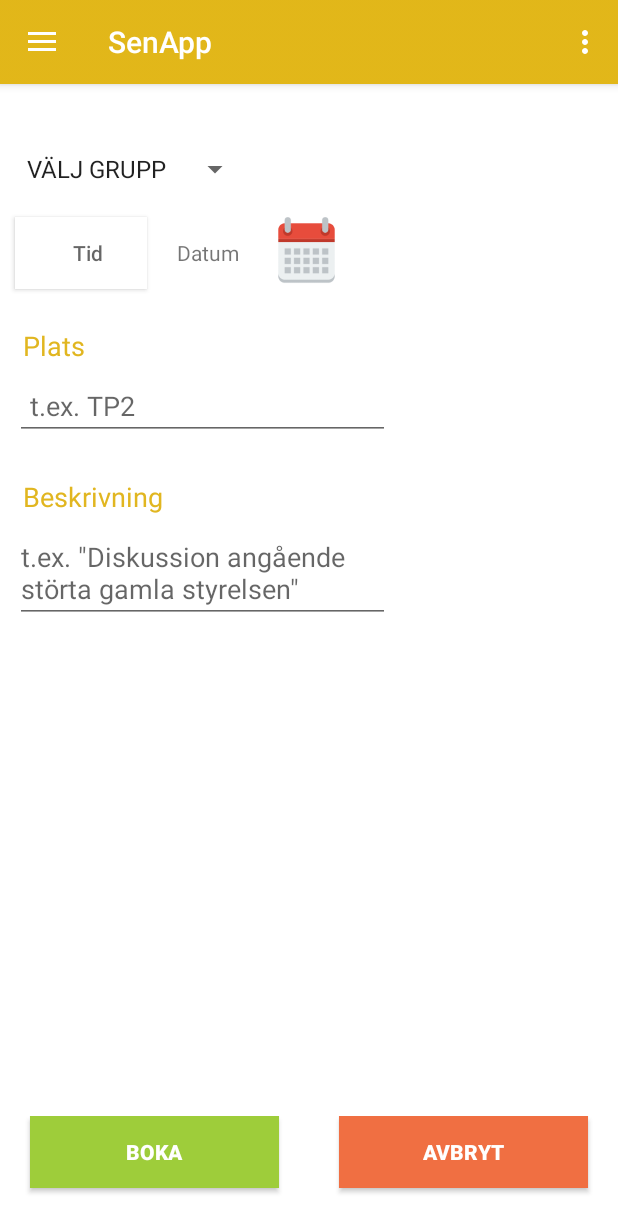
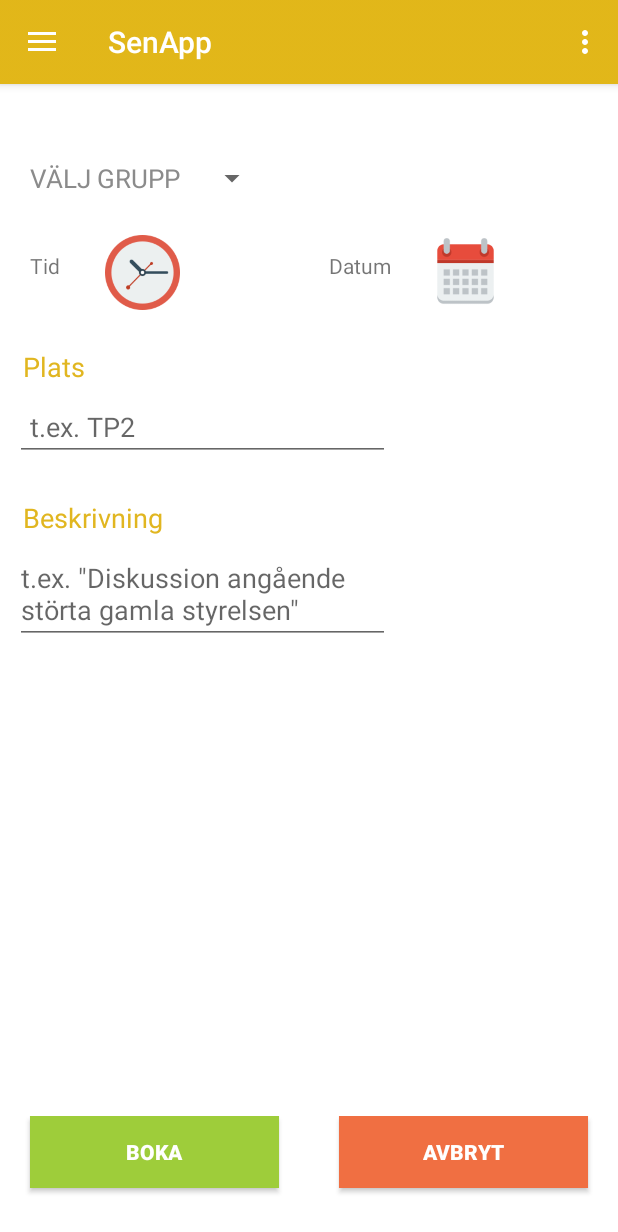
Before and after one commit to ettlitetlov/Drawer.senApp, an Android app: the fragment BookAMeeting placed in its activity, on a phone screen of 412 x 824 dp. Shown: the top 1232 px of the screen. Run offline under Robolectric (Android 15) with nearby library versions, the phone set to English and light mode, and no system bars.

Commit message:
spinner, tid/kalender design fixad

```diff
--- a/app/src/main/java/com/example/axel/drawer/BookAMeeting.java
+++ b/app/src/main/java/com/example/axel/drawer/BookAMeeting.java
@@ -10,7 +10,9 @@
 import android.view.LayoutInflater;
 import android.view.View;
 import android.view.ViewGroup;
+import android.widget.ArrayAdapter;
 import android.widget.Button;
+import android.widget.Spinner;
 import android.widget.TextView;
 import android.widget.TimePicker;
 import android.widget.Toast;
@@ -78,6 +80,12 @@
             }
         });
 
+        Spinner spinner = (Spinner) view.findViewById(R.id.chooseGroup);
+        ArrayAdapter<CharSequence> spinneradapter = ArrayAdapter.createFromResource(
+                getActivity(), R.array.group_array, R.layout.custom_spinner_item);
+        spinneradapter.setDropDownViewResource(R.layout.custom_spinner_item);
+        spinner.setAdapter(spinneradapter);
+
         return view;
     }
 
--- a/app/src/main/java/com/example/axel/drawer/TimePickerFragment.java
+++ b/app/src/main/java/com/example/axel/drawer/TimePickerFragment.java
@@ -5,7 +5,6 @@
 import android.app.TimePickerDialog;
 import android.os.Bundle;
 import android.support.v4.app.DialogFragment;
-import android.text.format.DateFormat;
 import android.widget.TextView;
 import android.widget.TimePicker;
 
@@ -29,7 +28,17 @@
     public void onTimeSet(TimePicker view, int hourOfDay, int minute) {
         // Do something with the time chosen by the user
         TextView tv1=(TextView) getActivity().findViewById(R.id.add_time);
-        tv1.setText(view.getCurrentHour()+":"+view.getCurrentMinute());
+        String hour = String.format("%d",hourOfDay);
+        String min = String.format("%d",minute);
+        if(hourOfDay < 10) {
+            hour = "0" + hour;
+        }
+        if(minute < 10) {
+            min = "0" + min;
+        }
+
+        tv1.setText(hour+":"+min);
+        //tv1.setText(view.getCurrentHour()+":"+view.getCurrentMinute());
 
     }
 }
--- /dev/null
+++ b/app/src/main/res/layout/custom_spinner_item.xml
@@ -0,0 +1,12 @@
+<?xml version="1.0" encoding="utf-8"?>
+<TextView xmlns:android="http://schemas.android.com/apk/res/android"
+    android:id="@+id/spinnerTarget"
+    android:layout_width="fill_parent"
+    android:layout_height="wrap_content"
+    android:textColor="#8b8b8b"
+    android:textSize="17sp"
+    android:paddingTop="6sp"
+    android:paddingBottom="6sp"
+    android:paddingRight="10sp"
+    android:paddingLeft="10sp"
+    />
--- a/app/src/main/res/layout/fragment_book_ameeting.xml
+++ b/app/src/main/res/layout/fragment_book_ameeting.xml
@@ -67,7 +67,7 @@
              android:text="Plats"
              android:textColor="#e1b620"
              android:id="@+id/place"
-             android:layout_below="@+id/add_time"
+             android:layout_below="@+id/add_time_image"
              android:layout_alignParentStart="true"
              android:layout_marginTop="20dp"
              android:paddingTop="5dp"
@@ -80,7 +80,6 @@
              android:layout_height="wrap_content"
              android:id="@+id/editText3"
              android:layout_below="@+id/place"
-             android:layout_alignParentStart="true"
              android:paddingLeft="10dp"
              android:hint="t.ex. TP2"
              android:layout_marginLeft="10dp" />
@@ -112,28 +111,41 @@
              android:hint="t.ex. &quot;Diskussion angående störta gamla styrelsen&quot;"
              android:maxLines="2" />
 
-    <Button
-        android:layout_width="wrap_content"
-        android:layout_height="wrap_content"
-        android:id="@+id/add_time"
-        android:layout_below="@+id/chooseGroup"
-        android:layout_marginLeft="10dp"
-        android:layout_alignParentStart="true"
-        android:hint="@string/init_text"
-        android:background="#ffffff"
-        android:paddingLeft="10dp"
-        android:onClick="showTimePickerDialog" />
 
     <TextView
         android:layout_width="wrap_content"
         android:layout_height="wrap_content"
+        android:id="@+id/add_time"
+        android:layout_marginLeft="20dp"
+        android:text="@string/init_text"
+
+        android:layout_alignBaseline="@+id/add_date"
+        android:layout_alignParentStart="true" />
+
+    <ImageButton
+        android:layout_width="50dp"
+        android:layout_height="50dp"
+        android:scaleType="fitXY"
+        android:background="#00d77127"
+        android:id="@+id/add_time_image"
+        android:layout_alignLeft="@+id/add_time"
+        android:layout_below="@+id/chooseGroup"
+        android:onClick="showTimePickerDialog"
+        android:src="@drawable/time_picker_clock"
+        android:layout_marginLeft="50dp" />
+
+
+    <TextView
+        android:layout_width="80dp"
+        android:layout_height="wrap_content"
+        android:textAlignment="center"
         android:id="@+id/add_date"
-        android:layout_marginLeft="20dp"
+        android:layout_marginLeft="80dp"
         android:text="@string/date_text"
-        android:textAppearance="?android:attr/textAppearanceSmall"
-        android:layout_alignBaseline="@+id/add_time"
-        android:layout_alignBottom="@+id/add_time"
-        android:layout_toEndOf="@+id/add_time" />
+        android:layout_alignBaseline="@+id/add_time_image"
+        android:layout_marginBottom = "20dp"
+        android:layout_alignBottom="@+id/add_time_image"
+        android:layout_toEndOf="@+id/add_time_image" />
 
     <ImageButton
         android:layout_width="50dp"
@@ -143,9 +155,10 @@
         android:id="@+id/date_button"
         android:onClick="showDatePickerDialog"
         android:src="@drawable/calendar"
-        android:layout_alignBottom="@+id/add_time"
+        android:layout_marginRight="10dp"
+        android:layout_alignBottom="@+id/add_time_image"
         android:layout_toEndOf="@+id/add_date"
-        android:layout_marginLeft="20dp" />
+        android:layout_marginLeft="5dp" />
 
 
 </RelativeLayout>
--- a/app/src/main/res/values/styles.xml
+++ b/app/src/main/res/values/styles.xml
@@ -25,6 +25,10 @@
         <item name="android:textColor">#666666</item>
     </style>
 
+    <style name="mySpinnerItemStyle" parent="@android:style/Widget.Holo.DropDownItem.Spinner">
+        <item name="android:textColor">#9edc3a</item>
+    </style>
+
     <style name="SenAppTheme" parent="Theme.AppCompat.Light.NoActionBar" >
         <item name="android:colorPrimary">@color/holo_light_primary</item>
         <item name="android:colorPrimaryDark">@color/holo_light_primary_dark</item>
```
Also changed, not shown: app/src/main/res/drawable/time_picker_clock.png (added). Lines whose indentation alone changed are shown as unchanged.
